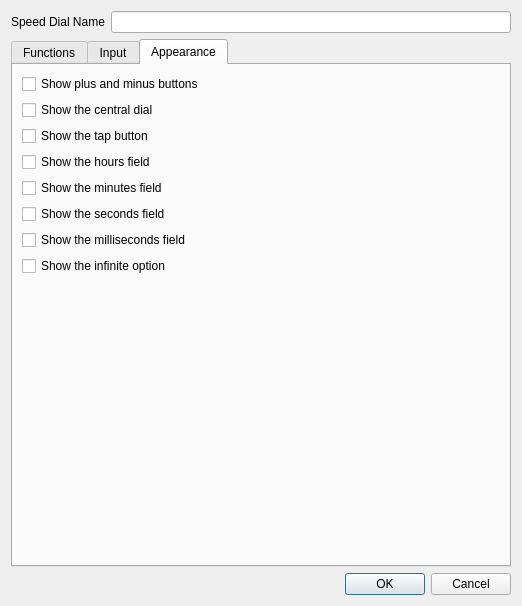
Before: the Qt Designer form ui/src/virtualconsole/vcspeeddialproperties.ui in mcallegari/qlcplus, drawn with Qt 5.
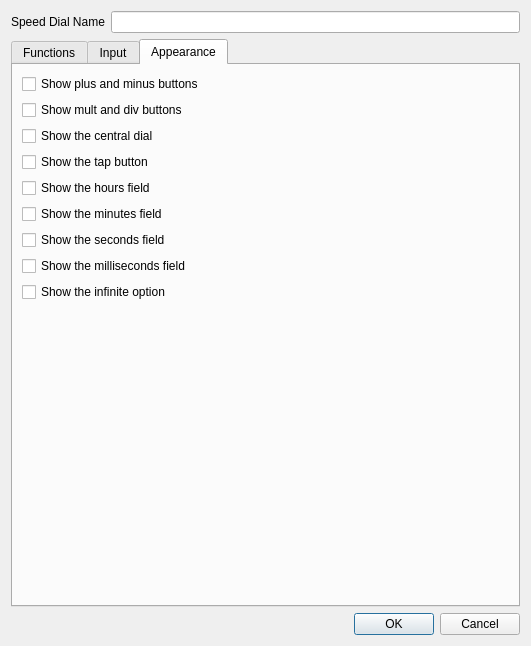
After: the same form once the commit is applied. The open tabs and pages were chosen to show the change. Icons and pictures are not drawn.

Commit message: Show & Hide mult / div buttons

```diff
--- a/ui/src/virtualconsole/vcspeeddialproperties.ui
+++ b/ui/src/virtualconsole/vcspeeddialproperties.ui
@@ -6,8 +6,8 @@
    <rect>
     <x>0</x>
     <y>0</y>
-    <width>522</width>
-    <height>455</height>
+    <width>531</width>
+    <height>646</height>
    </rect>
   </property>
   <property name="windowTitle">
@@ -482,8 +482,6 @@
       <attribute name="title">
        <string>Appearance</string>
       </attribute>
-      <layout class="QVBoxLayout" name="verticalLayout_3">
-       <item>
         <layout class="QVBoxLayout" name="verticalLayout">
          <item>
           <widget class="QCheckBox" name="m_pmCheck">
@@ -492,6 +490,13 @@
            </property>
           </widget>
          </item>
+       <item>
+        <widget class="QCheckBox" name="m_mdCheck">
+         <property name="text">
+          <string>Show mult and div buttons</string>
+         </property>
+        </widget>
+       </item>
          <item>
           <widget class="QCheckBox" name="m_dialCheck">
            <property name="text">
@@ -549,12 +554,10 @@
            <property name="sizeHint" stdset="0">
             <size>
              <width>20</width>
-             <height>40</height>
+           <height>256</height>
             </size>
            </property>
           </spacer>
-         </item>
-        </layout>
        </item>
       </layout>
      </widget>
```
Left out of the diff: 8 changed lines with no effect on the pictures. Lines whose indentation alone changed are shown as unchanged. The commit also changes 3 other files.
